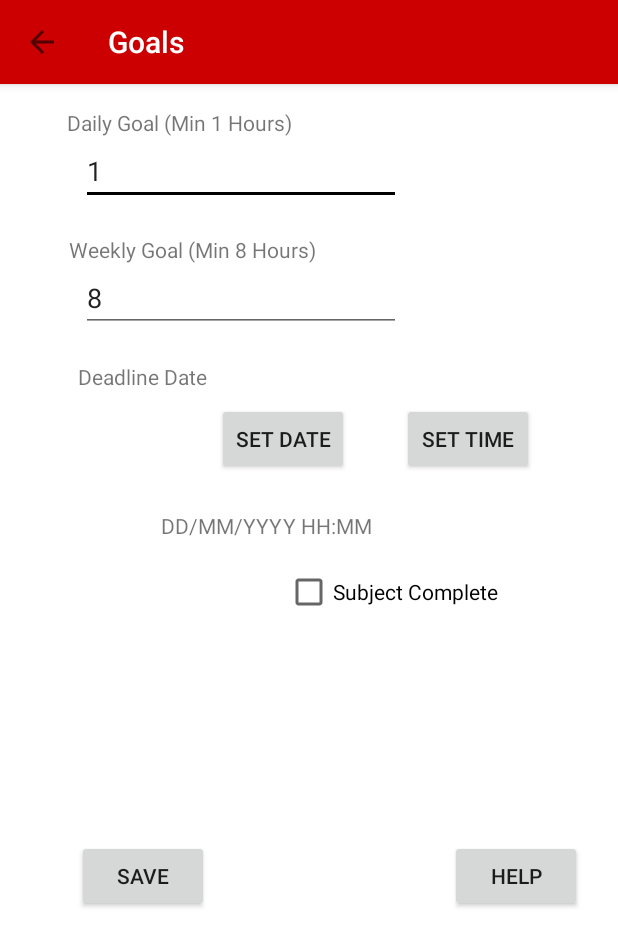
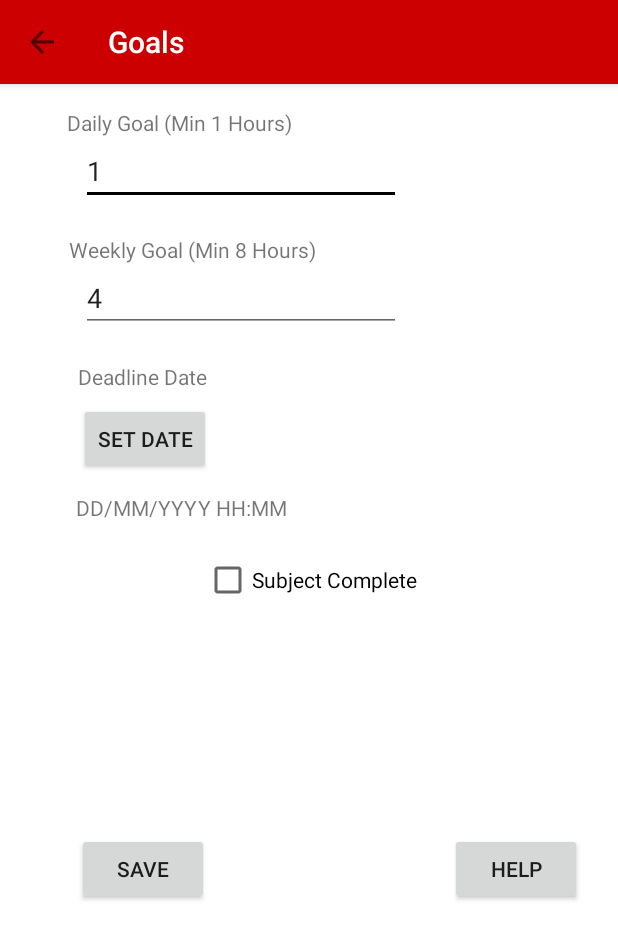
Before and after one commit to Roveros/GPAFull, an Android app: the GoalsActivity screen opened directly, with no data from a screen before it, on a phone screen of 412 x 824 dp. Shown: the top 946 px of the screen. Run offline under Robolectric (Android 15) with nearby library versions, the phone set to English and light mode, and no system bars; 5 statements that could not run were skipped.

Commit message:
v0.8
B5 and B6 working

```diff
--- a/app/src/main/java/com/gpa/browne/gpafull/GoalsActivity.java
+++ b/app/src/main/java/com/gpa/browne/gpafull/GoalsActivity.java
@@ -94,6 +94,9 @@ public class GoalsActivity extends AppCompatActivity {
         }
 
         model.saveSettings(dailyGoal, weeklyGoal, deadlineDate, deadlineTime, completed);
+        Toast.makeText(getApplicationContext(), "Saving ... ",Toast.LENGTH_SHORT).show();
+        finish();
+
     }
 
     public void onClickShowTimePicker(View view) {
@@ -103,6 +106,7 @@ public class GoalsActivity extends AppCompatActivity {
     }
 
     public void onClickShowDatePicker(View view) {
+        onClickShowTimePicker(view);
         DialogFragment newFragment = new DatePickerFragment();
         newFragment.show(getSupportFragmentManager(), "datePicker");
     }
--- a/app/src/main/java/com/gpa/browne/gpafull/TimerController.java
+++ b/app/src/main/java/com/gpa/browne/gpafull/TimerController.java
@@ -288,7 +288,7 @@ class TimerController {
             }
         });
 
-        handler.postDelayed(runnable, 60000); // 1 Minute
+        handler.postDelayed(runnable, 60000 * 5); // 1 Minute * 5
 
     }
 
--- a/app/src/main/res/layout/content_goals.xml
+++ b/app/src/main/res/layout/content_goals.xml
@@ -80,10 +80,10 @@
         android:layout_height="wrap_content"
         android:layout_marginEnd="8dp"
         android:layout_marginStart="8dp"
-        android:layout_marginTop="12dp"
+        android:layout_marginTop="16dp"
         android:text="Subject Complete"
         app:layout_constraintEnd_toEndOf="parent"
-        app:layout_constraintHorizontal_bias="0.717"
+        app:layout_constraintHorizontal_bias="0.503"
         app:layout_constraintStart_toStartOf="parent"
         app:layout_constraintTop_toBottomOf="@+id/tvSetDate" />
 
@@ -128,20 +128,9 @@
         android:layout_marginTop="8dp"
         android:onClick="onClickShowDatePicker"
         android:text="Set Date"
-        app:layout_constraintEnd_toStartOf="@+id/btnSetTime"
-        app:layout_constraintHorizontal_bias="0.835"
+        app:layout_constraintEnd_toEndOf="parent"
+        app:layout_constraintHorizontal_bias="0.144"
         app:layout_constraintStart_toStartOf="parent"
-        app:layout_constraintTop_toBottomOf="@+id/tvDeadlineDate" />
-
-    <Button
-        android:id="@+id/btnSetTime"
-        android:layout_width="wrap_content"
-        android:layout_height="wrap_content"
-        android:layout_marginEnd="56dp"
-        android:layout_marginTop="8dp"
-        android:onClick="onClickShowTimePicker"
-        android:text="Set Time"
-        app:layout_constraintEnd_toEndOf="parent"
         app:layout_constraintTop_toBottomOf="@+id/tvDeadlineDate" />
 
     <TextView
@@ -150,9 +139,10 @@
         android:layout_height="26dp"
         android:layout_marginEnd="8dp"
         android:layout_marginStart="8dp"
-        android:layout_marginTop="24dp"
+        android:layout_marginTop="12dp"
         android:text="DD/MM/YYYY - HH:MM"
         app:layout_constraintEnd_toEndOf="parent"
+        app:layout_constraintHorizontal_bias="0.216"
         app:layout_constraintStart_toStartOf="parent"
         app:layout_constraintTop_toBottomOf="@+id/btnSetDate" />
 
```
Also changed, not shown: app/src/main/java/com/gpa/browne/gpafull/BadgeModel.java (+173 -0 lines), app/src/main/java/com/gpa/browne/gpafull/GPAGoalModel.java (+20 -7 lines).
